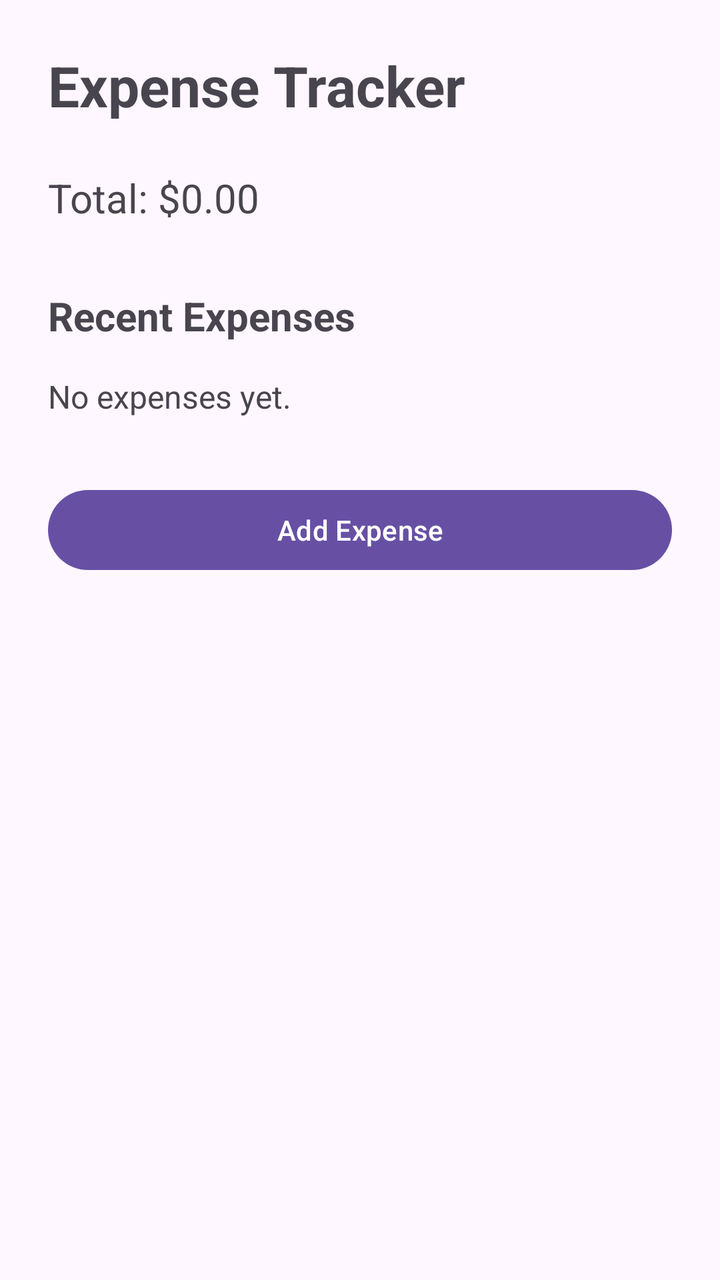
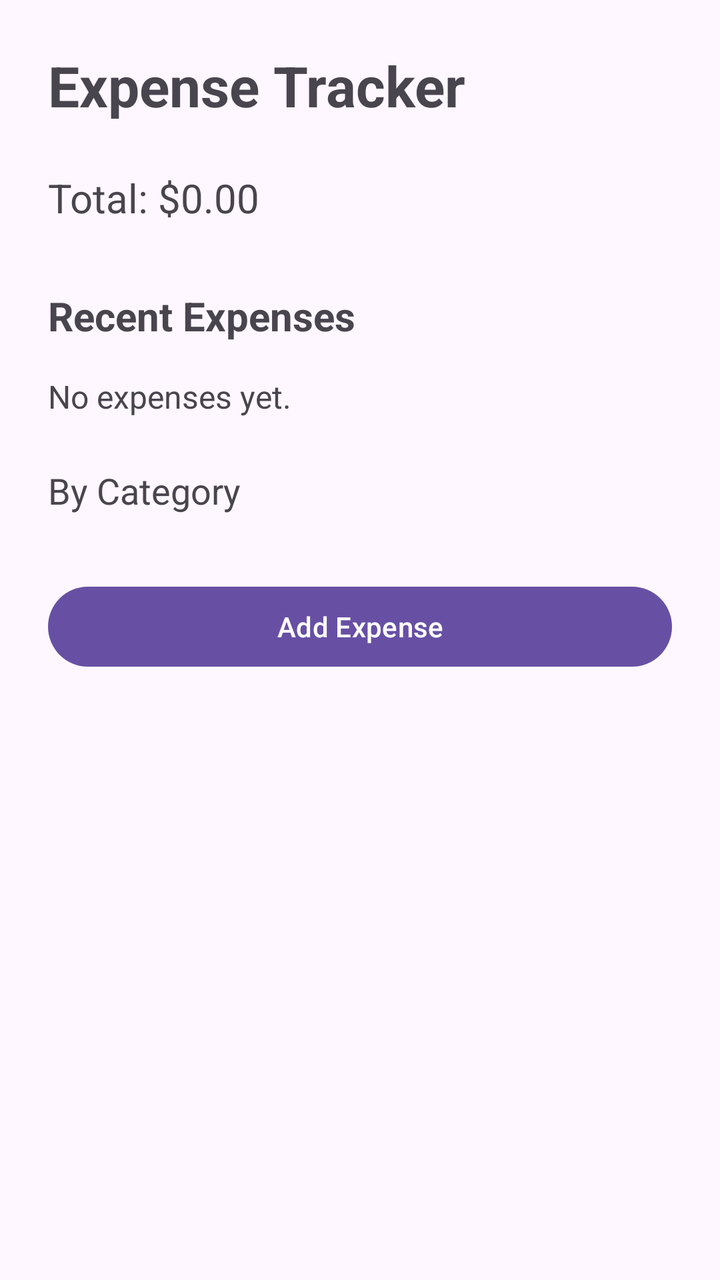

Two renders of the same Android screen: before a commit and after it. Below are the layout's source before the change and the commit's diff.
<!-- AndroidManifest.xml: application theme Theme.ExpenseTracker -->
<!-- res/layout/activity_main.xml -->
<?xml version="1.0" encoding="utf-8"?>
<LinearLayout
    xmlns:android="http://schemas.android.com/apk/res/android"
    android:layout_width="match_parent"
    android:layout_height="match_parent"
    android:orientation="vertical"
    android:padding="24dp">

    <TextView
        android:layout_width="match_parent"
        android:layout_height="wrap_content"
        android:text="Expense Tracker"
        android:textSize="28sp"
        android:textStyle="bold" />

    <TextView
        android:layout_width="match_parent"
        android:layout_height="wrap_content"
        android:layout_marginTop="24dp"
        android:text="Total: $0.00"
        android:textSize="20sp" />

    <TextView
        android:layout_width="match_parent"
        android:layout_height="wrap_content"
        android:layout_marginTop="32dp"
        android:text="Recent Expenses"
        android:textSize="20sp"
        android:textStyle="bold" />

    <TextView
        android:layout_width="match_parent"
        android:layout_height="wrap_content"
        android:layout_marginTop="16dp"
        android:text="No expenses yet."
        android:textSize="16sp" />

    <Button
        android:id="@+id/addExpenseButton"
        android:layout_width="match_parent"
        android:layout_height="wrap_content"
        android:layout_marginTop="32dp"
        android:text="Add Expense" />

</LinearLayout>
<!-- resources referenced by this layout -->
<resources>
  <style name="Theme.ExpenseTracker" parent="Base.Theme.ExpenseTracker" />
  <style name="Base.Theme.ExpenseTracker" parent="Theme.Material3.DayNight.NoActionBar">
          
          
      </style>
</resources>

<!-- the commit's change to res/layout/activity_main.xml (unified diff, before → after) -->
@@ -14,6 +14,7 @@
         android:textStyle="bold" />
 
     <TextView
+        android:id="@+id/totalText"
         android:layout_width="match_parent"
         android:layout_height="wrap_content"
         android:layout_marginTop="24dp"
@@ -29,11 +30,20 @@
         android:textStyle="bold" />
 
     <TextView
+        android:id="@+id/expensesText"
         android:layout_width="match_parent"
         android:layout_height="wrap_content"
         android:layout_marginTop="16dp"
         android:text="No expenses yet."
         android:textSize="16sp" />
+
+    <TextView
+        android:id="@+id/categoryTotalsText"
+        android:layout_width="match_parent"
+        android:layout_height="wrap_content"
+        android:layout_marginTop="24dp"
+        android:text="By Category"
+        android:textSize="18sp" />
 
     <Button
         android:id="@+id/addExpenseButton"
